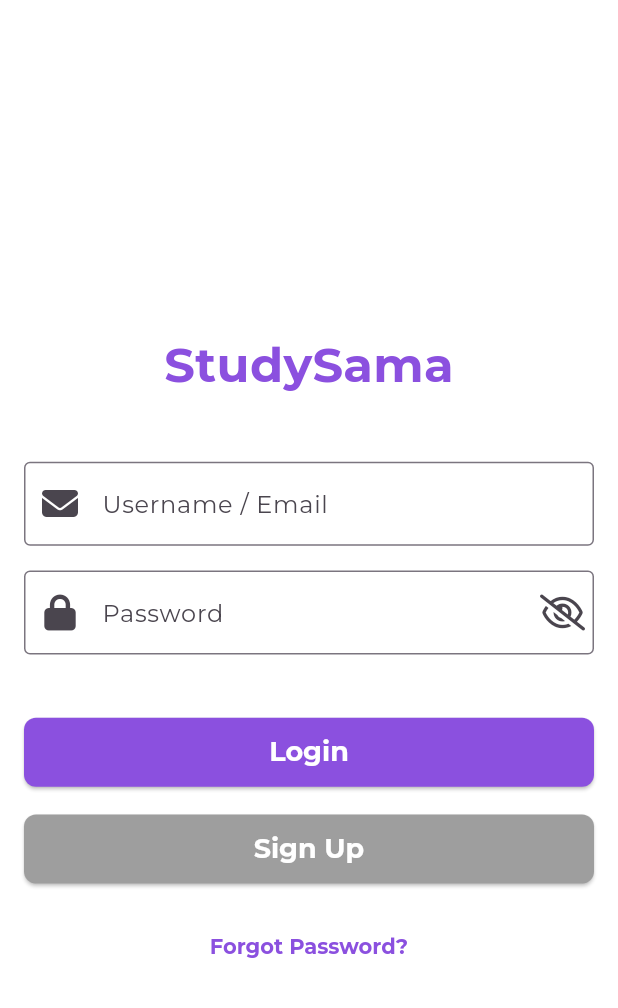
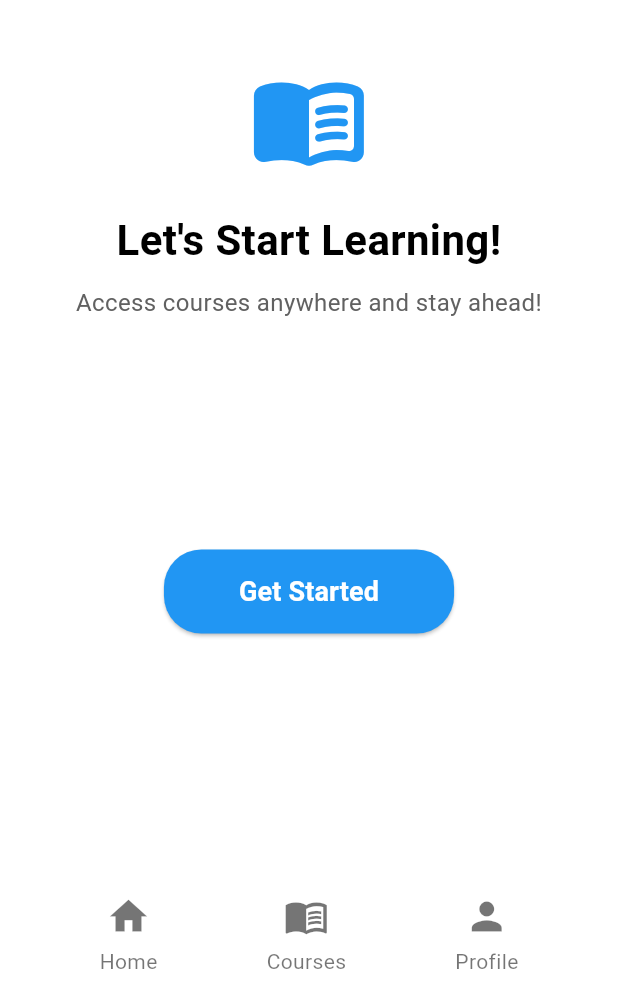
Before and after one commit to wanheyo/studysama-development, a Flutter app: the screen it shows after launch, on a phone screen of 412 x 824 dp. Shown: the top 1008 px of the screen. Run offline on Flutter 3.47's test engine with Material 3 defaults, Android fonts, the phone set to English and light mode, and no system bars; drawn by our look-alikes of loader_overlay; our stand-ins replace firebase_auth, firebase_core, fluentui_icons, font_awesome_flutter, shared_preferences; accounts and stored records are empty.

Commit message:
start page

```diff
--- a/lib/main.dart
+++ b/lib/main.dart
@@ -1,5 +1,6 @@
 import 'package:firebase_core/firebase_core.dart';
 import 'package:flutter/material.dart';
+import 'package:studysama/page/auth/start_page.dart';
 import 'package:studysama/page/base/base_page.dart';
 import 'package:studysama/page/base/home/home_page.dart';
 import 'package:studysama/page/auth/login_page.dart';
@@ -31,7 +32,7 @@
       //home: LoginPage(),
       initialRoute: '/',
       routes: {
-        '/': (context) => LoginPage(), //start page
+        '/': (context) => startpage(), //start page
         '/home': (context) => BasePage(),
       }
     );
--- /dev/null
+++ b/lib/page/auth/start_page.dart
@@ -0,0 +1,145 @@
+import 'package:flutter/material.dart';
+
+void main() {
+  runApp(startpage());
+}
+
+class startpage extends StatelessWidget {
+  @override
+  Widget build(BuildContext context) {
+    return MaterialApp(
+      debugShowCheckedModeBanner: false,
+      home: StartPage(),
+    );
+  }
+}
+
+class StartPage extends StatelessWidget {
+  @override
+  Widget build(BuildContext context) {
+    return Scaffold(
+      backgroundColor: Colors.white,
+      body: SafeArea(
+        child: Column(
+          mainAxisAlignment: MainAxisAlignment.spaceBetween,
+          children: [
+            // Top Section
+            Column(
+              children: [
+                SizedBox(height: 40),
+                // Icon
+                Icon(
+                  Icons.menu_book_rounded,
+                  size: 80,
+                  color: Colors.blue,
+                ),
+                SizedBox(height: 20),
+                // Main Title
+                Text(
+                  "Let's Start Learning!",
+                  style: TextStyle(
+                    fontSize: 28,
+                    fontWeight: FontWeight.bold,
+                    color: Colors.black,
+                  ),
+                  textAlign: TextAlign.center,
+                ),
+                SizedBox(height: 10),
+                // Subtitle
+                Text(
+                  "Access courses anywhere and stay ahead!",
+                  style: TextStyle(
+                    fontSize: 16,
+                    color: Colors.grey[700],
+                  ),
+                  textAlign: TextAlign.center,
+                ),
+              ],
+            ),
+
+            // "Get Started" Button
+            Column(
+              children: [
+                ElevatedButton(
+                  onPressed: () {
+                    // Navigate to the home page
+                    Navigator.push(
+                      context,
+                      MaterialPageRoute(builder: (context) => HomePage()),
+                    );
+                  },
+                  style: ElevatedButton.styleFrom(
+                    backgroundColor: Colors.blue,
+                    padding: EdgeInsets.symmetric(horizontal: 50, vertical: 15),
+                    shape: RoundedRectangleBorder(
+                      borderRadius: BorderRadius.circular(25),
+                    ),
+                  ),
+                  child: Text(
+                    'Get Started',
+                    style: TextStyle(
+                      fontSize: 18,
+                      fontWeight: FontWeight.bold,
+                      color: Colors.white,
+                    ),
+                  ),
+                ),
+                SizedBox(height: 20),
+              ],
+            ),
+
+            // Bottom Navigation Bar (Icons)
+            Padding(
+              padding: const EdgeInsets.symmetric(horizontal: 30),
+              child: Row(
+                mainAxisAlignment: MainAxisAlignment.spaceAround,
+                children: [
+                  Column(
+                    children: [
+                      Icon(Icons.home, size: 30, color: Colors.black54),
+                      SizedBox(height: 5),
+                      Text("Home", style: TextStyle(color: Colors.black54)),
+                    ],
+                  ),
+                  Column(
+                    children: [
+                      Icon(Icons.menu_book, size: 30, color: Colors.black54),
+                      SizedBox(height: 5),
+                      Text("Courses", style: TextStyle(color: Colors.black54)),
+                    ],
+                  ),
+                  Column(
+                    children: [
+                      Icon(Icons.person, size: 30, color: Colors.black54),
+                      SizedBox(height: 5),
+                      Text("Profile", style: TextStyle(color: Colors.black54)),
+                    ],
+                  ),
+                ],
+              ),
+            ),
+            SizedBox(height: 20),
+          ],
+        ),
+      ),
+    );
+  }
+}
+
+class HomePage extends StatelessWidget {
+  @override
+  Widget build(BuildContext context) {
+    return Scaffold(
+      appBar: AppBar(
+        title: Text("Home Page"),
+        backgroundColor: Colors.blue,
+      ),
+      body: Center(
+        child: Text(
+          "Welcome to Study Sama!",
+          style: TextStyle(fontSize: 24),
+        ),
+      ),
+    );
+  }
+}
```
Also changed, not shown: lib/page/base/home/home_page.dart (+133 -41 lines).
